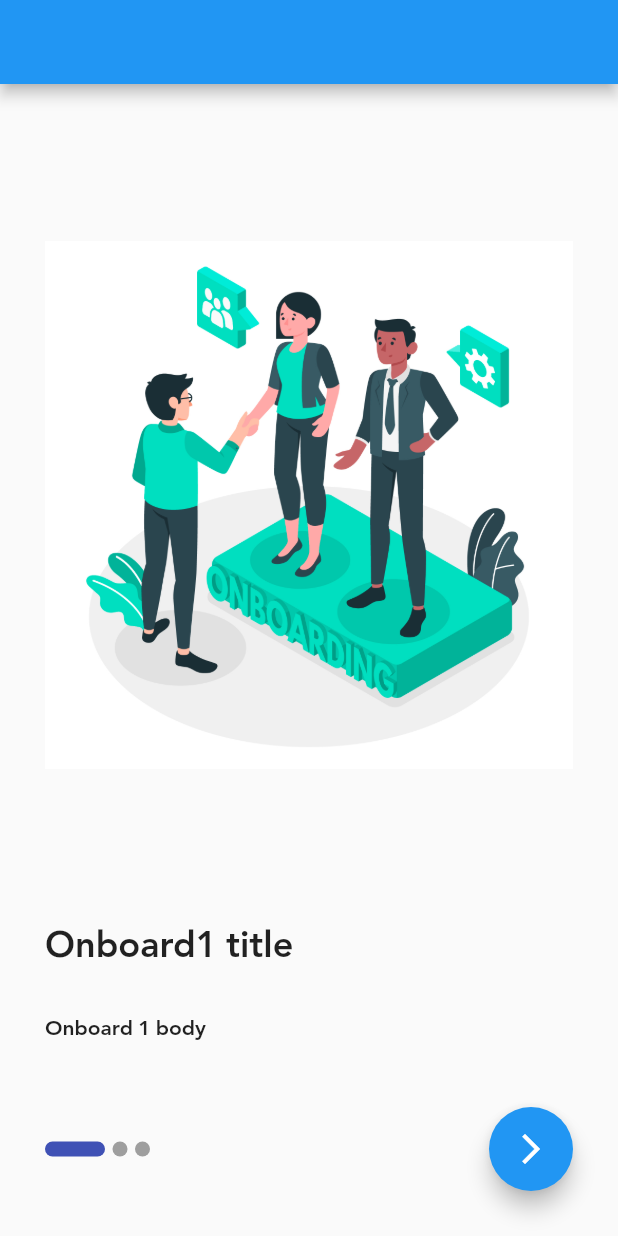
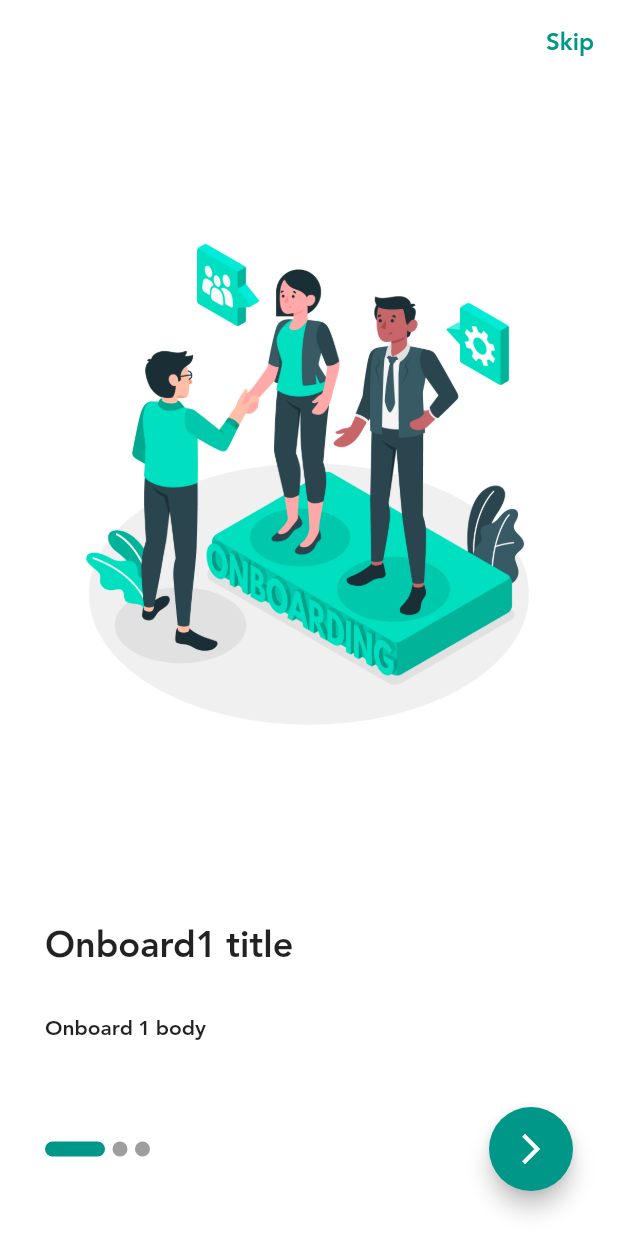
Before and after one commit to zezosaad21/shop_app, a Flutter app: the screen it shows after launch, on a phone screen of 412 x 824 dp. Run offline on Flutter 3.47's test engine with Material 2 defaults, Android fonts, the phone set to English and light mode, and no system bars; drawn by our look-alikes of smooth_page_indicator.

Commit message:
update shop app

```diff
--- a/lib/main.dart
+++ b/lib/main.dart
@@ -10,8 +10,17 @@ class MyApp extends StatelessWidget {
   @override
   Widget build(BuildContext context) {
     return MaterialApp(
+      debugShowCheckedModeBanner: false,
         title: 'Flutter Demo',
         theme: ThemeData(
+
+          primaryColor: Colors.teal,
+          elevatedButtonTheme: ElevatedButtonThemeData(
+            style: ButtonStyle(
+
+              backgroundColor:MaterialStateProperty.all(Colors.teal)
+            )
+          ),
           fontFamily: 'Janna',
           primarySwatch: Colors.blue,
         ),
--- a/lib/modules/inbording_screen.dart
+++ b/lib/modules/inbording_screen.dart
@@ -1,4 +1,5 @@
 import 'package:flutter/material.dart';
+import 'package:flutter/services.dart';
 import 'package:shop_app/modules/login/login.dart';
 import 'package:smooth_page_indicator/smooth_page_indicator.dart';
 
@@ -43,9 +44,25 @@ class _OnBoardingScreenState extends State<OnBoardingScreen> {
   @override
   Widget build(BuildContext context) {
     return Scaffold(
-      appBar: AppBar(),
+      backgroundColor: Colors.white,
+      appBar: AppBar(
+        systemOverlayStyle: SystemUiOverlayStyle(
+        statusBarColor: Colors.white,
+        statusBarIconBrightness: Brightness.dark,
+      ),
+        backgroundColor: Colors.white,
+        elevation: 0.0,
+        actions: [
+          TextButton(onPressed: (){
+            Navigator.pushReplacement(context, MaterialPageRoute(builder: (context)=> LoginScreen()));
+          }, child: Text('Skip',style: TextStyle(
+            color: Colors.teal,
+            fontSize: 16.0,
+          ),))
+        ],
+      ),
       body: Padding(
-        padding: const EdgeInsets.all(30.0),
+        padding: const EdgeInsets.all(0.0),
         child: Column(
           children: [
             Expanded(
@@ -63,15 +80,21 @@ class _OnBoardingScreenState extends State<OnBoardingScreen> {
                 },
                 controller: boardController,
                 physics: BouncingScrollPhysics() ,
-                itemBuilder: (context, index)=>buildoardingItem(boarding[index]),
+                itemBuilder: (context, index)=>Padding(
+                  padding: const EdgeInsets.symmetric(horizontal: 30.0),
+                  child: buildoardingItem(boarding[index]),
+                ),
                 itemCount: boarding.length,
               ),
             ),
             SizedBox(height: 40.0,),
-            Row(
+            Padding(
+              padding: const EdgeInsets.only(left: 30.0,right: 30.0,bottom: 30.0),
+              child: Row(
                 children: [
                   SmoothPageIndicator(controller: boardController, count: boarding.length, effect: ExpandingDotsEffect(
                     dotColor: Colors.grey,
+                    activeDotColor: Colors.teal,
                     dotHeight: 10.0,
                     expansionFactor: 4.0,
                     dotWidth: 10.0,
@@ -83,12 +106,14 @@ class _OnBoardingScreenState extends State<OnBoardingScreen> {
                     if(islast){
                       Navigator.pushReplacement(context, MaterialPageRoute(builder: (context) => LoginScreen()));
                     } else{
-                    boardController.nextPage(duration: Duration(milliseconds: 500), curve: Curves.fastLinearToSlowEaseIn,);
+                      boardController.nextPage(duration: Duration(milliseconds: 500), curve: Curves.fastOutSlowIn,);
                     }
                   },
+                    backgroundColor: Colors.teal,
                   child: Icon(Icons.arrow_forward_ios),
                   )
                 ],
+              ),
             )
 
           ],
```
Also changed, not shown: lib/modules/login/login.dart (+107 -1 lines), lib/modules/register/register_screen.dart (added, +8 -0 lines). Lines whose indentation alone changed are shown as unchanged.
